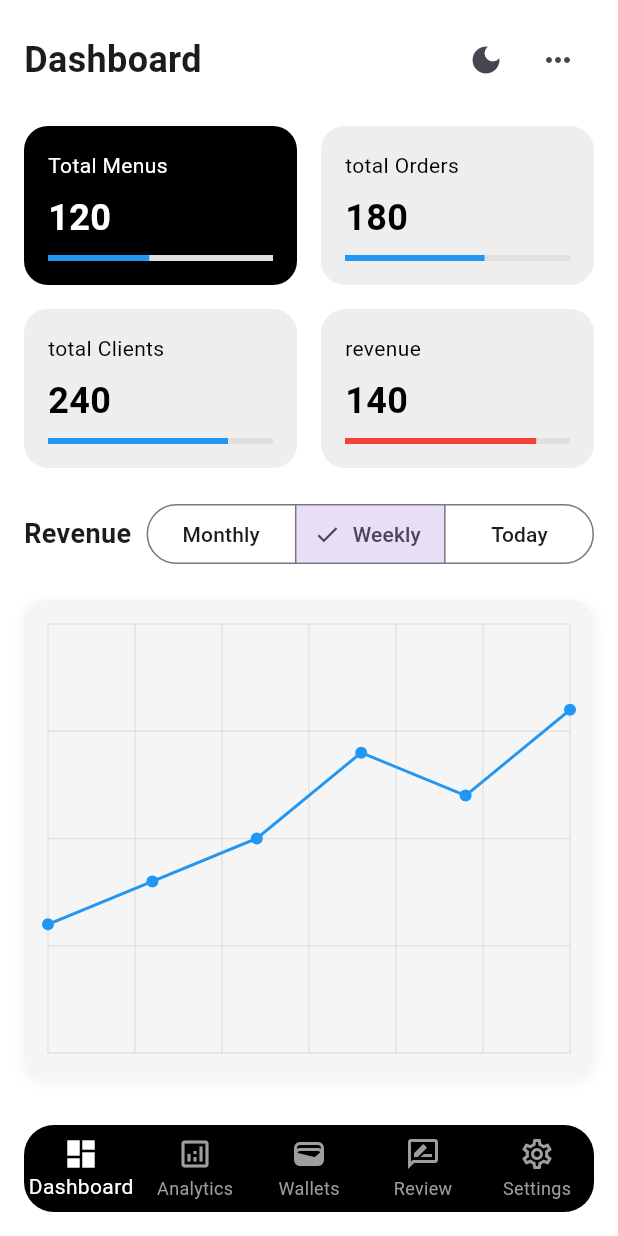
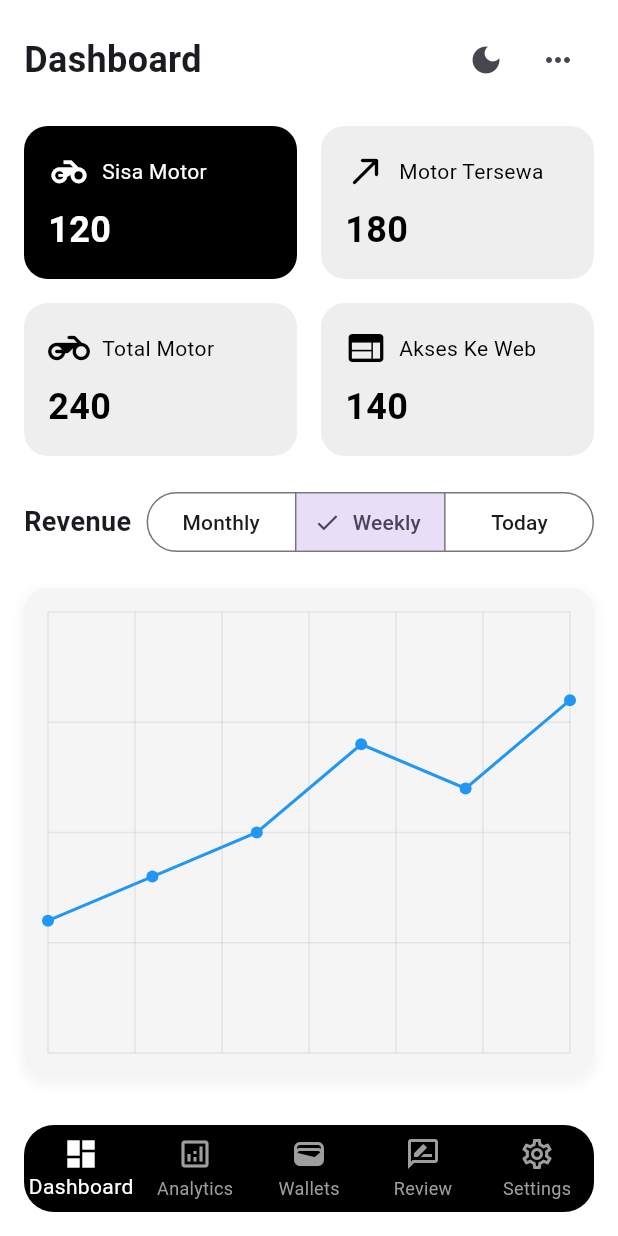
Before and after one commit to reysilvaa/rosantibike_mobile, a Flutter app: the screen it shows after launch, on a phone screen of 412 x 824 dp. Run offline on Flutter 3.47's test engine with Material 3 defaults, Android fonts, the phone set to English and light mode, and no system bars.

Commit message:
add icon on card and removed linearbar

```diff
--- a/lib/pages/dashboard_page.dart
+++ b/lib/pages/dashboard_page.dart
@@ -55,7 +55,7 @@ class DashboardPage extends StatelessWidget {
                 children: [
                   Expanded(
                     child: StatCard(
-                      statType: 'TotalMenus',
+                      statType: 'SisaMotor',
                       value: '120',
                       percentage: '45%',
                       isIncreasing: true,
@@ -68,7 +68,7 @@ class DashboardPage extends StatelessWidget {
                   const SizedBox(width: 16),
                   Expanded(
                     child: StatCard(
-                      statType: 'totalOrders',
+                      statType: 'MotorTersewa',
                       value: '180',
                       percentage: '62%',
                       isIncreasing: true,
@@ -85,7 +85,7 @@ class DashboardPage extends StatelessWidget {
                 children: [
                   Expanded(
                     child: StatCard(
-                      statType: 'totalClients',
+                      statType: 'TotalMotor',
                       value: '240',
                       percentage: '80%',
                       isIncreasing: true,
@@ -98,7 +98,7 @@ class DashboardPage extends StatelessWidget {
                   const SizedBox(width: 16),
                   Expanded(
                     child: StatCard(
-                      statType: 'revenue',
+                      statType: 'AksesKeWeb',
                       value: '140',
                       percentage: '85%',
                       isIncreasing: true,
--- a/lib/widgets/dashboard/stat_card.dart
+++ b/lib/widgets/dashboard/stat_card.dart
@@ -24,32 +24,36 @@ class StatCard extends StatelessWidget {
     final isDark = themeProvider.isDarkMode;
 
     final Map<String, Map<String, dynamic>> statTypeStyles = {
-      'TotalMenus': {
+      'SisaMotor': {
         'backgroundColor': Colors.black,
         'textColor': Colors.white,
         'progressBarColor': Colors.blue,
+        'icon': Icons.motorcycle,
       },
-      'revenue': {
+      'MotorTersewa': {
         'backgroundColor': isDark ? Colors.grey[800] : Colors.grey[200],
         'textColor': isDark ? Colors.white : Colors.black,
         'progressBarColor': Colors.red,
+        'icon': Icons.north_east_rounded, // Example icon
       },
-      'totalOrders': {
+      'TotalMotor': {
         'backgroundColor': isDark ? Colors.grey[800] : Colors.grey[200],
         'textColor': isDark ? Colors.white : Colors.black,
         'progressBarColor': Colors.blue,
+        'icon': Icons.motorcycle_rounded, // Example icon
       },
-      'totalClients': {
+      'AksesKeWeb': {
         'backgroundColor': isDark ? Colors.grey[800] : Colors.grey[200],
         'textColor': isDark ? Colors.white : Colors.black,
         'progressBarColor': Colors.blue,
+        'icon': Icons.web, // Example icon
       },
     };
 
     // Retrieve styles based on the statType
     final style = statTypeStyles[statType] ??
         statTypeStyles[
-            'totalOrders']; // Default to 'totalOrders' style if not found
+            'MotorTersewa']; // Default to 'MotorTersewa' style if not found
 
     return GestureDetector(
       onTap: onTap,
@@ -62,15 +66,25 @@ class StatCard extends StatelessWidget {
         child: Column(
           crossAxisAlignment: CrossAxisAlignment.start,
           children: [
+            Row(
+              children: [
+                Icon(
+                  style['icon'],
+                  color: style['textColor'],
+                  size: 28, // Set your preferred icon size
+                ),
+                const SizedBox(width: 8),
                 Text(
                   statType.replaceAllMapped(
                     RegExp(r'([a-z])([A-Z])'),
-                  (Match m) =>
-                      '${m[1]} ${m[2]}'), // Formatting statType for display
+                    (Match m) => '${m[1]} ${m[2]}',
+                  ), // Formatting statType for display
                   style: TextStyle(
                     color: style['textColor'],
                     fontSize: 14,
                   ),
+                ),
+              ],
             ),
             const SizedBox(height: 8),
             Text(
@@ -81,13 +95,6 @@ class StatCard extends StatelessWidget {
                 fontWeight: FontWeight.bold,
               ),
             ),
-            const SizedBox(height: 8),
-            LinearProgressIndicator(
-              value: double.parse(percentage.replaceAll('%', '')) / 100,
-              backgroundColor: isDark ? Colors.grey[700] : Colors.grey[300],
-              valueColor:
-                  AlwaysStoppedAnimation<Color>(style['progressBarColor']),
-            ),
           ],
         ),
       ),
```
Lines whose indentation alone changed are shown as unchanged.
